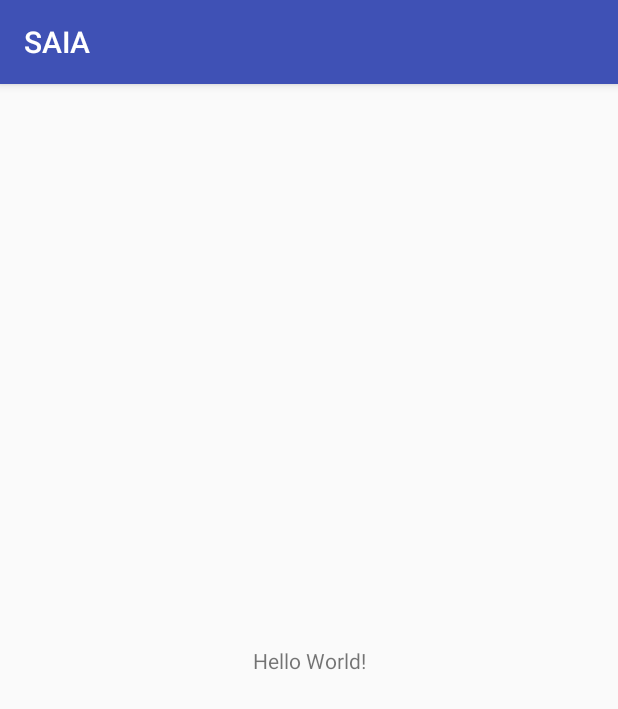
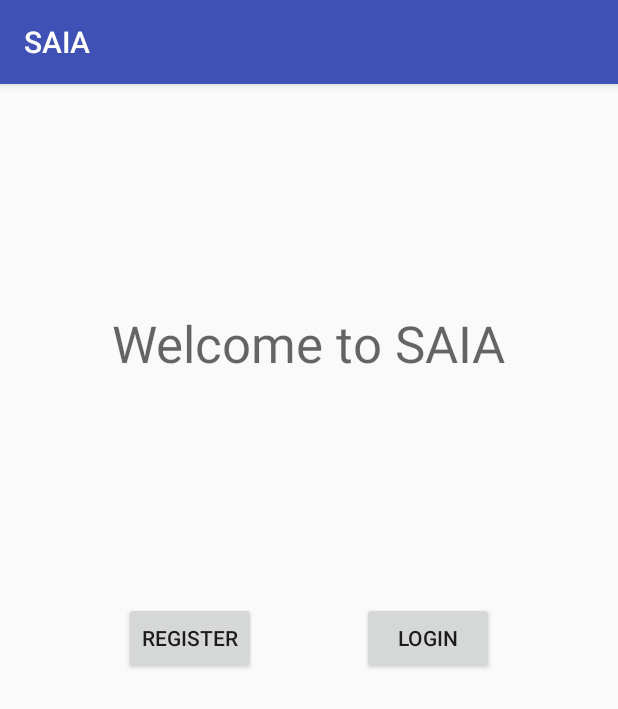
Before and after one commit to ruiyangqin2016/SAIA, an Android app: the screen it shows after launch (MainActivity), on a phone screen of 412 x 824 dp. Shown: the top 709 px of the screen. Run offline under Robolectric (Android 15) with nearby library versions, the phone set to English and light mode, and no system bars.

Commit message:
second commit, adding screens

```diff
--- a/app/build.gradle
+++ b/app/build.gradle
@@ -4,7 +4,7 @@ android {
     compileSdkVersion 26
     defaultConfig {
         applicationId "com.example.china.saia"
-        minSdkVersion 24
+        minSdkVersion 27
         targetSdkVersion 26
         versionCode 1
         versionName "1.0"
--- /dev/null
+++ b/app/src/main/res/layout/activity_login_user_main_screen.xml
@@ -0,0 +1,6 @@
+<?xml version="1.0" encoding="utf-8"?>
+<android.support.constraint.ConstraintLayout
+    xmlns:android="http://schemas.android.com/apk/res/android" android:layout_width="match_parent"
+    android:layout_height="match_parent">
+
+</android.support.constraint.ConstraintLayout>
--- a/app/src/main/res/layout/activity_main.xml
+++ b/app/src/main/res/layout/activity_main.xml
@@ -1,18 +1,44 @@
 <?xml version="1.0" encoding="utf-8"?>
-<android.support.constraint.ConstraintLayout xmlns:android="http://schemas.android.com/apk/res/android"
+<android.support.constraint.ConstraintLayout
+    xmlns:android="http://schemas.android.com/apk/res/android"
     xmlns:app="http://schemas.android.com/apk/res-auto"
     xmlns:tools="http://schemas.android.com/tools"
     android:layout_width="match_parent"
-    android:layout_height="match_parent"
-    tools:context="com.example.china.saia.MainActivity">
+    android:layout_height="match_parent">
 
     <TextView
+        android:id="@+id/textView2"
         android:layout_width="wrap_content"
         android:layout_height="wrap_content"
-        android:text="Hello World!"
-        app:layout_constraintBottom_toBottomOf="parent"
-        app:layout_constraintLeft_toLeftOf="parent"
-        app:layout_constraintRight_toRightOf="parent"
+        android:layout_marginEnd="8dp"
+        android:layout_marginStart="8dp"
+        android:layout_marginTop="150dp"
+        android:text="Welcome to SAIA"
+        android:textAppearance="@style/TextAppearance.AppCompat.Display1"
+        app:layout_constraintEnd_toEndOf="parent"
+        app:layout_constraintStart_toStartOf="parent"
         app:layout_constraintTop_toTopOf="parent" />
 
+    <Button
+        android:id="@+id/gotologin"
+        style="@style/Widget.AppCompat.Button"
+        android:layout_width="wrap_content"
+        android:layout_height="wrap_content"
+        android:layout_marginEnd="8dp"
+        android:layout_marginTop="150dp"
+        android:text="Login"
+        app:layout_constraintEnd_toEndOf="@+id/textView2"
+        app:layout_constraintTop_toBottomOf="@+id/textView2"
+        android:layout_marginRight="8dp" />
+
+    <Button
+        android:id="@+id/gotoregister"
+        android:layout_width="wrap_content"
+        android:layout_height="wrap_content"
+        android:layout_marginStart="8dp"
+        android:layout_marginTop="150dp"
+        android:text="Register"
+        app:layout_constraintStart_toStartOf="@+id/textView2"
+        app:layout_constraintTop_toBottomOf="@+id/textView2"
+        android:layout_marginLeft="8dp" />
 </android.support.constraint.ConstraintLayout>
--- a/app/src/main/res/values/styles.xml
+++ b/app/src/main/res/values/styles.xml
@@ -1,7 +1,7 @@
 <resources>
 
     <!-- Base application theme. -->
-    <style name="AppTheme" parent="Theme.AppCompat.Light.DarkActionBar">
+    <style name="AppTheme" parent="Base.Theme.AppCompat.Light.DarkActionBar">
         <!-- Customize your theme here. -->
         <item name="colorPrimary">@color/colorPrimary</item>
         <item name="colorPrimaryDark">@color/colorPrimaryDark</item>
```
Also changed, not shown: app/src/main/res/layout/activity_message_screen.xml (added, +20 -0 lines), app/src/main/res/layout/activity_security_request_screen.xml (added, +15 -0 lines), app/src/main/res/layout/activity_signin_screen.xml (added, +80 -0 lines), app/src/main/res/layout/avtivity_login_screen.xml (added, +62 -0 lines), gradle/wrapper/gradle-wrapper.properties.
